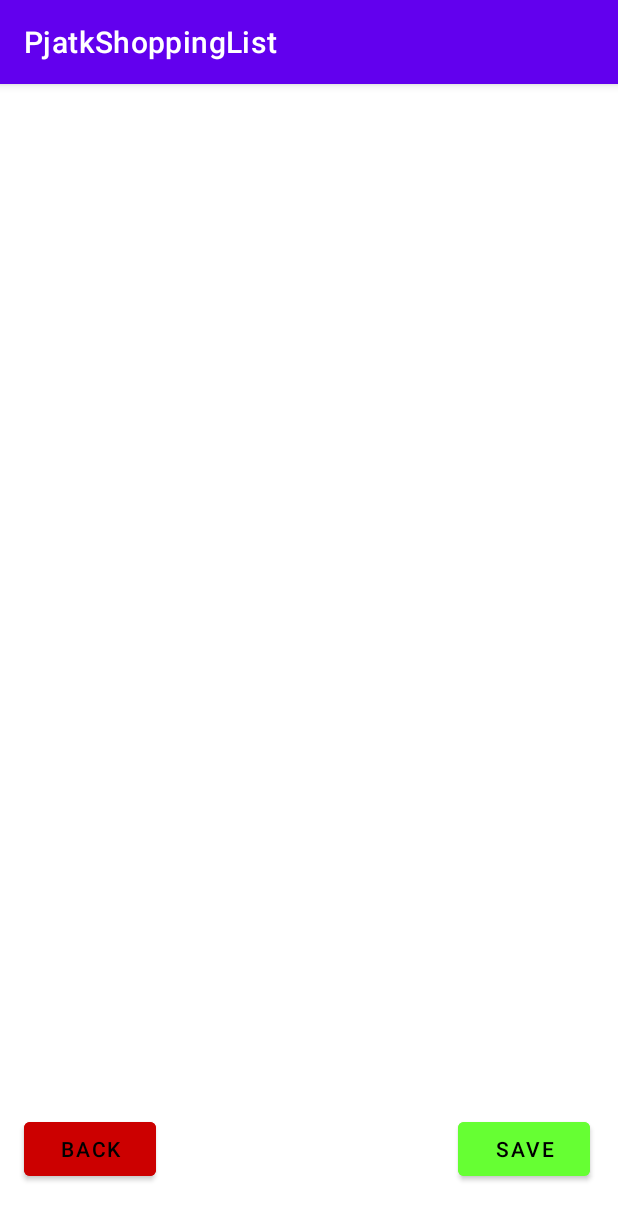
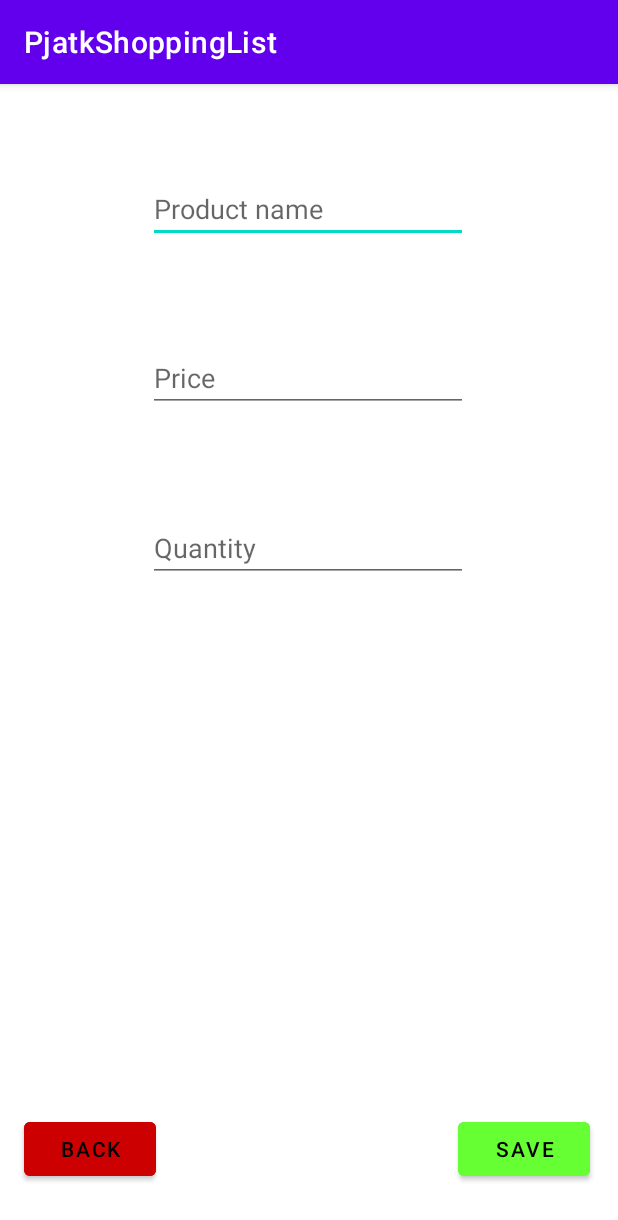
Before and after one commit to GRostek/PjatkShoppingList, an Android app: the screen it shows after launch (AddProductActivity), after a tap on "ADD", on a phone screen of 412 x 824 dp. Shown: the top 1220 px of the screen. Run offline under Robolectric (Android 15) with nearby library versions, the phone set to English and light mode, and no system bars; our stand-ins replace Room's generated code.

Commit message:
Adding elements to shopping list, deleting them

```diff
--- a/app/build.gradle
+++ b/app/build.gradle
@@ -38,6 +38,9 @@ android {
     kotlinOptions {
         jvmTarget = '1.8'
     }
+    buildFeatures{
+        viewBinding = true
+    }
 }
 
 dependencies {
--- a/app/src/main/java/com/example/pjatkshoppinglist/AddProductActivity.kt
+++ b/app/src/main/java/com/example/pjatkshoppinglist/AddProductActivity.kt
@@ -2,23 +2,48 @@ package com.example.pjatkshoppinglist
 
 import android.os.Bundle
 import android.os.PersistableBundle
+import android.widget.Toast
+
 import androidx.appcompat.app.AppCompatActivity
+import com.example.pjatkshoppinglist.databinding.ActivityAddBinding
+import com.example.pjatkshoppinglist.databinding.ActivityMainBinding
 import kotlinx.android.synthetic.main.activity_add.*
+import java.text.DecimalFormat
 
 
 class AddProductActivity : AppCompatActivity() {
 
     override fun onCreate(savedInstanceState: Bundle?) {
         super.onCreate(savedInstanceState)
-        setContentView(R.layout.activity_add)
+        val binding = ActivityAddBinding.inflate(layoutInflater)
+        setContentView(binding.root)
 
-        saveButton.setOnClickListener{
-            //TODO
+        val productViewModel = ProductViewModel(application)
+
+        binding.saveButton.setOnClickListener{
+            val product = Product(
+                itemName = binding.editTextProductName.text.toString(),
+                price = binding.editTextPrice.text.toString().toDouble(),
+                quantity = binding.editQuantity.text.toString().toInt(),
+                isBought = false
+            )
+            productViewModel.insert(product)
+            Toast.makeText(
+                this,
+                getString(R.string.product) + product.itemName + getString(R.string.add_activity_added),
+                Toast.LENGTH_SHORT
+            ).show()
+            finish()
         }
 
-        backButton.setOnClickListener{
+
+
+
+        binding.backButton.setOnClickListener{
             finish()
         }
+
+
     }
 
 }
--- a/app/src/main/java/com/example/pjatkshoppinglist/MainActivity.kt
+++ b/app/src/main/java/com/example/pjatkshoppinglist/MainActivity.kt
@@ -5,8 +5,10 @@ import android.content.Intent
 import android.content.SharedPreferences
 import androidx.appcompat.app.AppCompatActivity
 import android.os.Bundle
+import android.view.LayoutInflater
 import androidx.recyclerview.widget.DividerItemDecoration
 import androidx.recyclerview.widget.LinearLayoutManager
+import com.example.pjatkshoppinglist.databinding.ActivityMainBinding
 import kotlinx.android.synthetic.main.activity_main.*
 
 class MainActivity : AppCompatActivity() {
@@ -16,15 +18,19 @@ class MainActivity : AppCompatActivity() {
 
     override fun onCreate(savedInstanceState: Bundle?) {
         super.onCreate(savedInstanceState)
-        setContentView(R.layout.activity_main)
+        val binding = ActivityMainBinding.inflate(layoutInflater)
+        setContentView(binding.root)
         sharedPreferences = getPreferences(Context.MODE_PRIVATE)
         editor = sharedPreferences.edit()
 
-        initiateProductListLayoutManager()
+        initiateProductListLayoutManager(binding)
 
         setAddButtonListeners()
 
         setOptionsButtonListeners()
+
+
+
 
 
 
@@ -56,11 +62,19 @@ class MainActivity : AppCompatActivity() {
         }
     }
 
-    fun initiateProductListLayoutManager(){
-        productList.layoutManager = LinearLayoutManager(this)
-        productList.addItemDecoration(DividerItemDecoration(this, DividerItemDecoration.VERTICAL))
-        val dane = arrayListOf("element1","element2","element3","element4","element5","element6")
-        val adapter = ProductAdapter(dane, this)
+    fun initiateProductListLayoutManager(binding: ActivityMainBinding){
+        binding.productList.layoutManager = LinearLayoutManager(this)
+        binding.productList.addItemDecoration(DividerItemDecoration(this, DividerItemDecoration.VERTICAL))
+
+
+        val productViewModel = ProductViewModel(application)
+        val adapter = ProductAdapter(productViewModel, this)
+        productViewModel.allProducts.observe(this, {products ->
+            products?.let{
+                adapter.setProducts(it)
+            }
+        })
+
         productList.adapter = adapter
     }
 }
--- a/app/src/main/java/com/example/pjatkshoppinglist/Product.kt
+++ b/app/src/main/java/com/example/pjatkshoppinglist/Product.kt
@@ -6,7 +6,7 @@ import androidx.room.PrimaryKey
 
 @Entity
 data class Product(
-    @PrimaryKey(autoGenerate = true) var id: Long,
+    @PrimaryKey(autoGenerate = true) var id: Long = 0,
     var itemName: String,
     var price: Double,
     var quantity: Int,
--- a/app/src/main/java/com/example/pjatkshoppinglist/ProductAdapter.kt
+++ b/app/src/main/java/com/example/pjatkshoppinglist/ProductAdapter.kt
@@ -1,49 +1,61 @@
 package com.example.pjatkshoppinglist
 
 import android.app.AlertDialog
-import android.content.DialogInterface
 import android.view.LayoutInflater
 import android.view.View
 import android.view.ViewGroup
+import android.widget.LinearLayout
 import android.widget.TextView
+import android.widget.Toast
 import androidx.appcompat.app.AppCompatActivity
 import androidx.recyclerview.widget.RecyclerView
+import com.example.pjatkshoppinglist.databinding.ProductListViewBinding
+import org.w3c.dom.Text
 
-class ProductAdapter(private val dane: ArrayList<String>,private val context: AppCompatActivity): RecyclerView.Adapter<ProductAdapter.ViewHolder>() {
+class ProductAdapter(private val viewModel: ProductViewModel, private val context: AppCompatActivity): RecyclerView.Adapter<ProductAdapter.ViewHolder>() {
 
 
+    private var productList = emptyList<Product>()
 
 
-    class ViewHolder(val view: View): RecyclerView.ViewHolder(view)
+    class ViewHolder(val binding: ProductListViewBinding): RecyclerView.ViewHolder(binding.root)
 
     override fun onCreateViewHolder(parent: ViewGroup, viewType: Int): ViewHolder {
         val inflater = LayoutInflater.from(parent.context)
-        val linearView = inflater.inflate(R.layout.product_list_text_view, parent, false) // Text view is probably temporary
+        val binding = ProductListViewBinding.inflate(inflater)
 
-        return ViewHolder(linearView)
+        return ViewHolder(binding)
     }
 
     override fun onBindViewHolder(holder: ViewHolder, position: Int) {
-        holder.view as TextView
-        holder.view.text = dane[position]
-        holder.view.setOnLongClickListener{
-            //dane.removeAt(position)
-            createDeletionConfirmationDialog(position)
+        val currentProduct = productList[position]
+        holder.binding.textViewItemName.text = currentProduct.itemName.toString()
+        holder.binding.textViewPrice.text = currentProduct.price.toString()
+        holder.binding.textViewCount.text = currentProduct.quantity.toString()
+        holder.binding.checkBoxIsBought.isChecked = currentProduct.isBought
+
+        holder.binding.checkBoxIsBought.setOnCheckedChangeListener{ _, isChecked ->
+            currentProduct.isBought = isChecked
+            viewModel.update(currentProduct)
+        }
+
+        holder.binding.root.setOnLongClickListener{
+            createDeletionConfirmationDialog(currentProduct)
             true
         }
     }
 
-    override fun getItemCount(): Int = dane.size
+    override fun getItemCount(): Int = productList.size
 
 
-    fun createDeletionConfirmationDialog(position: Int){
+    fun createDeletionConfirmationDialog(product: Product){
         val builder = AlertDialog.Builder(context)
         builder.setMessage(R.string.delete_item_message)
         builder.setCancelable(true)
 
         builder.setPositiveButton(R.string.delete_item_message_confirmation) { dialog, _ ->
-            dane.removeAt(position)
-            notifyDataSetChanged()
+            viewModel.delete(product)
+            Toast.makeText(context, context.getString(R.string.product_remove), Toast.LENGTH_SHORT).show()
             dialog.cancel()
         }
 
@@ -53,4 +65,9 @@ class ProductAdapter(private val dane: ArrayList<String>,private val context: Ap
         builder.show()
     }
 
+    fun setProducts(products: List<Product>){
+        productList = products
+        notifyDataSetChanged()
+    }
+
 }
--- /dev/null
+++ b/app/src/main/java/com/example/pjatkshoppinglist/ProductRepo.kt
@@ -0,0 +1,18 @@
+package com.example.pjatkshoppinglist
+
+class ProductRepo(private val productDao: ProductDao) {
+
+    val allProducts = productDao.getProducts()
+
+    fun insert(product: Product){
+        productDao.insert(product)
+    }
+
+    fun delete(product: Product){
+        productDao.delete(product)
+    }
+
+    fun update(product: Product){
+        productDao.update(product)
+    }
+}
--- /dev/null
+++ b/app/src/main/java/com/example/pjatkshoppinglist/ProductViewModel.kt
@@ -0,0 +1,24 @@
+package com.example.pjatkshoppinglist
+
+import android.app.Application
+import androidx.lifecycle.AndroidViewModel
+import androidx.lifecycle.LiveData
+
+class ProductViewModel(application: Application): AndroidViewModel(application) {
+
+    private val repo: ProductRepo
+    val allProducts: LiveData<List<Product>>
+
+    init {
+        val productDao: ProductDao = ProductDB.getDatabase(application).productDao()
+        repo = ProductRepo(productDao)
+        allProducts = repo.allProducts
+    }
+
+
+    fun insert(product: Product) = repo.insert(product)
+
+    fun delete(product: Product) = repo.delete(product)
+
+    fun update(product: Product) = repo.update(product)
+}
--- a/app/src/main/res/layout/activity_add.xml
+++ b/app/src/main/res/layout/activity_add.xml
@@ -38,4 +38,51 @@
         app:layout_constraintEnd_toStartOf="@+id/saveButton"
         app:layout_constraintStart_toStartOf="parent"
         app:layout_constraintTop_toTopOf="parent" />
+
+    <EditText
+        android:id="@+id/editTextProductName"
+        android:layout_width="wrap_content"
+        android:layout_height="wrap_content"
+        android:layout_marginStart="100dp"
+        android:layout_marginTop="56dp"
+        android:layout_marginEnd="101dp"
+        android:ems="10"
+        android:hint="@string/product_name"
+        android:inputType="textPersonName"
+        app:layout_constraintBottom_toTopOf="@+id/editTextPrice"
+        app:layout_constraintEnd_toEndOf="parent"
+        app:layout_constraintStart_toStartOf="parent"
+        app:layout_constraintTop_toTopOf="parent" />
+
+    <EditText
+        android:id="@+id/editTextPrice"
+        android:layout_width="wrap_content"
+        android:layout_height="wrap_content"
+        android:layout_marginStart="100dp"
+        android:layout_marginTop="63dp"
+        android:layout_marginEnd="101dp"
+        android:ems="10"
+        android:hint="@string/price"
+        android:inputType="numberDecimal"
+        app:layout_constraintBottom_toTopOf="@+id/editQuantity"
+        app:layout_constraintEnd_toEndOf="parent"
+        app:layout_constraintStart_toStartOf="parent"
+        app:layout_constraintTop_toBottomOf="@+id/editTextProductName" />
+
+    <EditText
+        android:id="@+id/editQuantity"
+        android:layout_width="wrap_content"
+        android:layout_height="wrap_content"
+        android:layout_marginStart="100dp"
+        android:layout_marginTop="63dp"
+        android:layout_marginEnd="101dp"
+        android:layout_marginBottom="350dp"
+        android:ems="10"
+        android:hint="@string/quantity"
+        android:inputType="number"
+        app:layout_constraintBottom_toTopOf="@+id/saveButton"
+        app:layout_constraintEnd_toEndOf="parent"
+        app:layout_constraintStart_toStartOf="parent"
+        app:layout_constraintTop_toBottomOf="@+id/editTextPrice" />
+
 </androidx.constraintlayout.widget.ConstraintLayout>
--- /dev/null
+++ b/app/src/main/res/values/dimens.xml
@@ -0,0 +1,4 @@
+<?xml version="1.0" encoding="utf-8"?>
+<resources>
+    <dimen name="start_margin">10dp</dimen>
+</resources>
--- a/app/src/main/res/values/strings.xml
+++ b/app/src/main/res/values/strings.xml
@@ -7,4 +7,10 @@
     <string name="delete_item_message">Are you sure you want to delete this item?</string>
     <string name="delete_item_message_confirmation">Yes</string>
     <string name="delete_item_message_denial">No</string>
+    <string name="product_name">Product name</string>
+    <string name="price">Price</string>
+    <string name="quantity">Quantity</string>
+    <string name="product">"Product "</string>
+    <string name="add_activity_added">" was added"</string>
+    <string name="product_remove">Product has been removed</string>
 </resources>
```
Also changed, not shown: app/src/main/res/layout/product_list_view.xml (+31 -1 lines), 1 other file.
